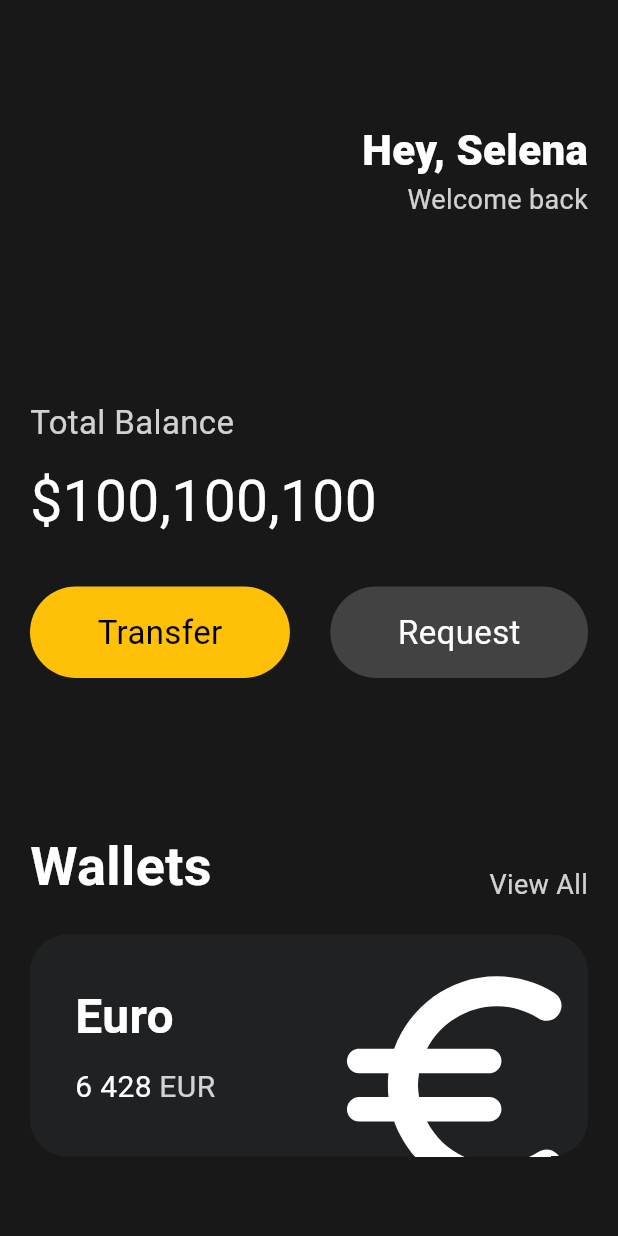
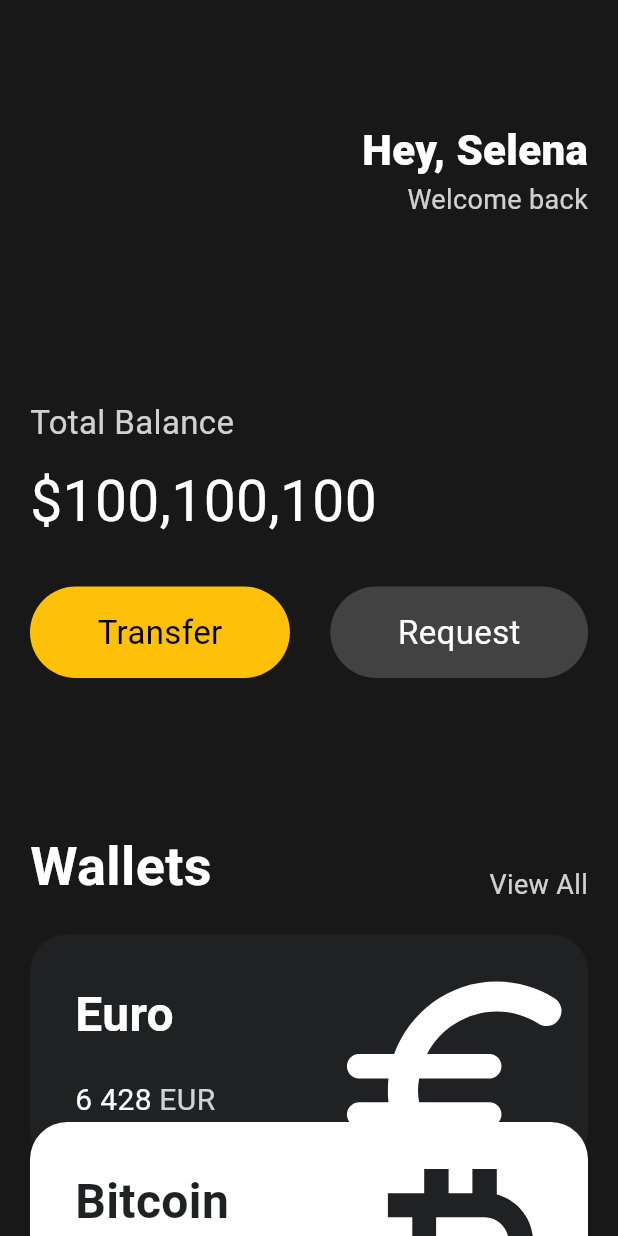
Before and after one commit to OneTen19/capstone_flutter_study, a Flutter app: the screen it shows after launch, on a phone screen of 412 x 824 dp. Run offline on Flutter 3.47's test engine with Material 3 defaults, Android fonts, the phone set to English and light mode, and no system bars.

```diff
--- a/lib/main.dart
+++ b/lib/main.dart
@@ -10,7 +10,8 @@ class MyApp extends StatelessWidget {
     return MaterialApp(
       home: Scaffold(
         backgroundColor: Color(0xFF181818),
-        body: Padding(
+        body: SingleChildScrollView(
+          child: Padding(
             padding: const EdgeInsets.symmetric(horizontal: 20),
             child: Column(
               crossAxisAlignment: CrossAxisAlignment.start,
@@ -107,10 +108,64 @@ class MyApp extends StatelessWidget {
                 const SizedBox(
                   height: 20,
                 ),
-              Container(
+                const CurrencyCard(
+                  name: 'Euro',
+                  code: 'EUR',
+                  amount: '6 428',
+                  icon: Icons.euro_rounded,
+                  isInverted: false,
+                ),
+                Transform.translate(
+                  offset: const Offset(0, -30),
+                  child: const CurrencyCard(
+                    name: 'Bitcoin',
+                    code: 'BTC',
+                    amount: '9 785',
+                    icon: Icons.currency_bitcoin,
+                    isInverted: true,
+                  ),
+                ),
+                Transform.translate(
+                  offset: const Offset(0, -60),
+                  child: const CurrencyCard(
+                    name: 'Dollar',
+                    code: 'USD',
+                    amount: '428',
+                    icon: Icons.attach_money_outlined,
+                    isInverted: false,
+                  ),
+                ),
+              ],
+            ),
+          ),
+        ),
+      ),
+    );
+  }
+}
+
+class CurrencyCard extends StatelessWidget {
+  final String name, code, amount;
+  final IconData icon;
+  final bool isInverted;
+
+  final _blackColor = const Color(0xFF1F2123);
+
+  const CurrencyCard({
+    super.key,
+    required this.name,
+    required this.code,
+    required this.amount,
+    required this.icon,
+    required this.isInverted,
+  });
+
+  @override
+  Widget build(BuildContext context) {
+    return Container(
       clipBehavior: Clip.hardEdge,
       decoration: BoxDecoration(
-                  color: const Color(0xFF1F2123),
+        color: isInverted ? Colors.white : _blackColor,
         borderRadius: BorderRadius.circular(25),
       ),
       child: Padding(
@@ -121,23 +176,23 @@ class MyApp extends StatelessWidget {
             Column(
               crossAxisAlignment: CrossAxisAlignment.start,
               children: [
-                          const Text(
-                            'Euro',
+                Text(
+                  name,
                   style: TextStyle(
-                              color: Colors.white,
+                    color: isInverted ? _blackColor : Colors.white,
                     fontSize: 32,
                     fontWeight: FontWeight.w600,
                   ),
                 ),
                 const SizedBox(
-                            height: 10,
+                  height: 20,
                 ),
                 Row(
                   children: [
-                              const Text(
-                                '6 428',
+                    Text(
+                      amount,
                       style: TextStyle(
-                                  color: Colors.white,
+                        color: isInverted ? _blackColor : Colors.white,
                         fontSize: 20,
                       ),
                     ),
@@ -145,33 +200,33 @@ class MyApp extends StatelessWidget {
                       width: 5,
                     ),
                     Text(
-                                'EUR',
+                      code,
                       style: TextStyle(
-                                  color: Colors.white.withOpacity(0.8),
+                        color: isInverted
+                            ? _blackColor
+                            : Colors.white.withOpacity(0.8),
                         fontSize: 20,
                       ),
                     ),
                   ],
-                          ),
+                )
               ],
             ),
             Transform.scale(
               scale: 2.2,
               child: Transform.translate(
-                          offset: Offset(-5,12),
-                          child: const Icon(
-                            Icons.euro_rounded,
-                            color: Colors.white,
+                offset: const Offset(
+                  -5,
+                  12,
+                ),
+                child: Icon(
+                  icon,
+                  color: isInverted ? _blackColor : Colors.white,
                   size: 88,
                 ),
               ),
             ),
           ],
-                  ),
-                ),
-              ),
-            ],
-          ),
         ),
       ),
     );
```
Lines whose indentation alone changed are shown as unchanged.
